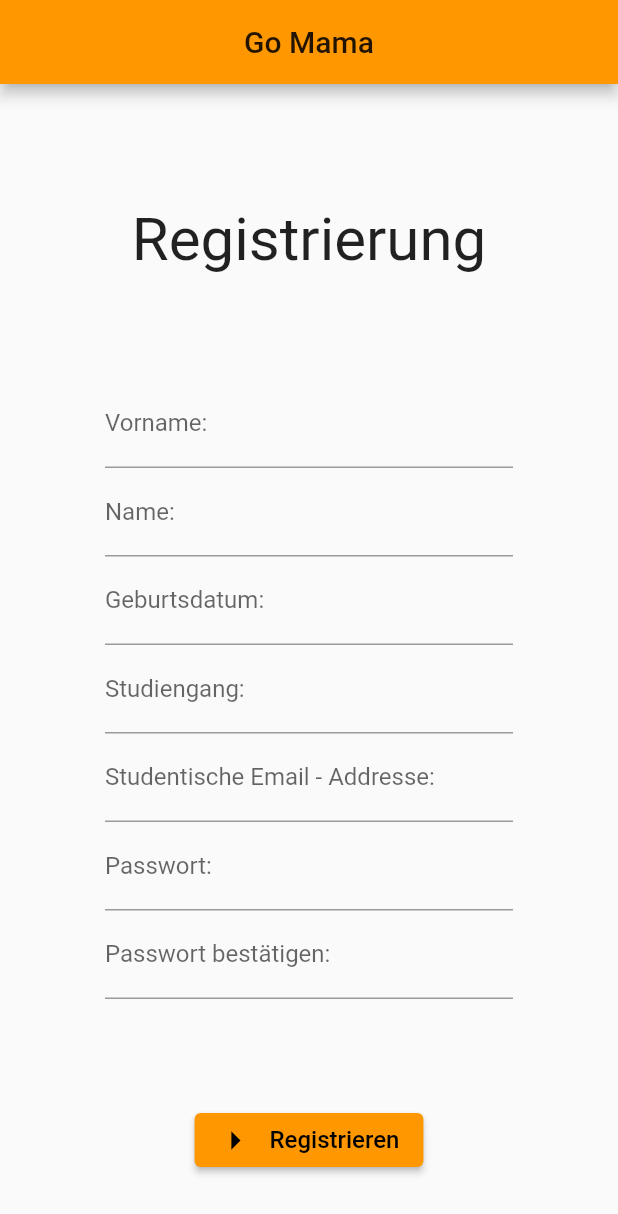
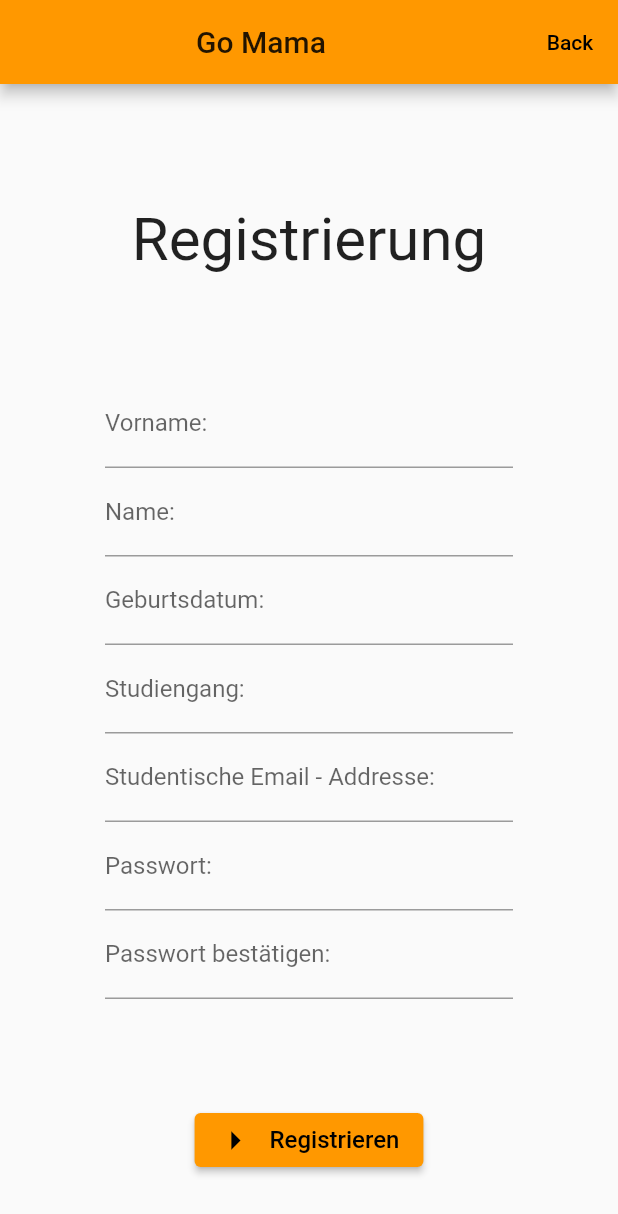
Before and after one commit to samuelNe-Dev/go_mama, a Flutter app: the Registration screen opened directly, on a phone screen of 412 x 824 dp. Shown: the top 1214 px of the screen. Run offline on Flutter 3.47's test engine with Material 2 defaults, Android fonts, the light colour scheme and no system bars; our stand-ins replace firebase_auth, firebase_core, fluttertoast; accounts and stored records are empty.

Commit message:
Added "screens" folder to contain all screen folders. + Log out /Back Button

```diff
--- a/lib/main.dart
+++ b/lib/main.dart
@@ -1,6 +1,6 @@
 import 'package:firebase_core/firebase_core.dart';
 import 'package:flutter/material.dart';
-import 'package:go_mama/loginHome/loginHome.dart';
+import 'package:go_mama/screens/loginHome/loginHome.dart';
 
 /*
 The main function is the first thing running, after running flutter or the dart file.
--- a/lib/home/home.dart
+++ b/lib/screens/home/home.dart
@@ -1,6 +1,6 @@
 import 'package:firebase_auth/firebase_auth.dart';
 import 'package:flutter/material.dart';
-import 'package:go_mama/loginHome/loginHome.dart';
+import 'package:go_mama/screens/loginHome/loginHome.dart';
 
 /*
 This is the home screen after signing in. Here the user sees a motivational quote
--- a/lib/loginHome/loginHome.dart
+++ b/lib/screens/loginHome/loginHome.dart
@@ -1,8 +1,8 @@
 import 'package:firebase_auth/firebase_auth.dart';
 import 'package:flutter/material.dart';
 import 'package:fluttertoast/fluttertoast.dart';
-import 'package:go_mama/home/home.dart';
-import 'package:go_mama/register/registration.dart';
+import 'package:go_mama/screens/home/home.dart';
+import 'package:go_mama/screens/register/registration.dart';
 
 /*
 This is the starting screen of the App with a login possibility
@@ -21,7 +21,7 @@ class _LoginHomeState extends State<LoginHome> {
   @override
   Widget build(BuildContext context) {
     return Scaffold(
-        appBar: AppBar(title: Center(child: Text("Go Mama"))),
+        appBar: AppBar(title: Center(child: Text("Go Mama")),),
         body: Container(
           margin: const EdgeInsets.only(
             left: 70.0,
--- a/lib/register/registration.dart
+++ b/lib/screens/register/registration.dart
@@ -1,7 +1,8 @@
 import 'package:firebase_auth/firebase_auth.dart';
 import 'package:flutter/material.dart';
 import 'package:fluttertoast/fluttertoast.dart';
-import 'package:go_mama/verify/verify.dart';
+import 'package:go_mama/screens/loginHome/loginHome.dart';
+import 'package:go_mama/screens/verify/verify.dart';
 
 /*
 This displays the registration screen. If the registration is fully admitted,
@@ -20,7 +21,19 @@ class _RegistrationState extends State<Registration> {
   @override
   Widget build(BuildContext context) {
     return Scaffold(
-        appBar: AppBar(title: Center(child: Text("Go Mama"))),
+        appBar: AppBar(
+          title: Center(child: Text("Go Mama")),
+          actions: [
+            TextButton(
+              child: Text("Back"),
+              style: TextButton.styleFrom(primary: Colors.black),
+              onPressed: () {
+                Navigator.pushReplacement(context,
+                    MaterialPageRoute(builder: (context) => LoginHome()));
+              },
+            ),
+          ],
+        ),
         body: Container(
           margin: const EdgeInsets.only(
             left: 70.0,
@@ -80,13 +93,16 @@ class _RegistrationState extends State<Registration> {
                     ),
                     label: Text("Registrieren", style: TextStyle(fontSize: 16)),
                     onPressed: () => {
-                      if(_email.contains("@stud.fra-uas.de")){
-                        _signup(_email, _password)
-                      }else{
-                        Fluttertoast.showToast(msg: "Bitte geben Sie eine studentische Email ein. (UAS Frankfurt)",)
-                      }
-
-                    })),
+                          if (_email.contains("@stud.fra-uas.de"))
+                            {_signup(_email, _password)}
+                          else
+                            {
+                              Fluttertoast.showToast(
+                                msg:
+                                    "Bitte geben Sie eine studentische Email ein. (UAS Frankfurt)",
+                              )
+                            }
+                        })),
           ])),
         ));
   }
--- a/lib/verify/verify.dart
+++ b/lib/screens/verify/verify.dart
@@ -2,7 +2,7 @@ import 'dart:async';
 
 import 'package:firebase_auth/firebase_auth.dart';
 import 'package:flutter/material.dart';
-import 'package:go_mama/loginHome/loginHome.dart';
+import 'package:go_mama/screens/loginHome/loginHome.dart';
 
 class Verify extends StatefulWidget {
   @override
```
Also changed, not shown: lib/screens/chat/chat.dart (renamed from lib/chat/chat.dart), lib/screens/chatList/chatList.dart (renamed from lib/chatList/chatList.dart), lib/screens/finance/finance.dart (renamed from lib/finance/finance.dart), lib/screens/profile/profile.dart (renamed from lib/profile/profile.dart).
